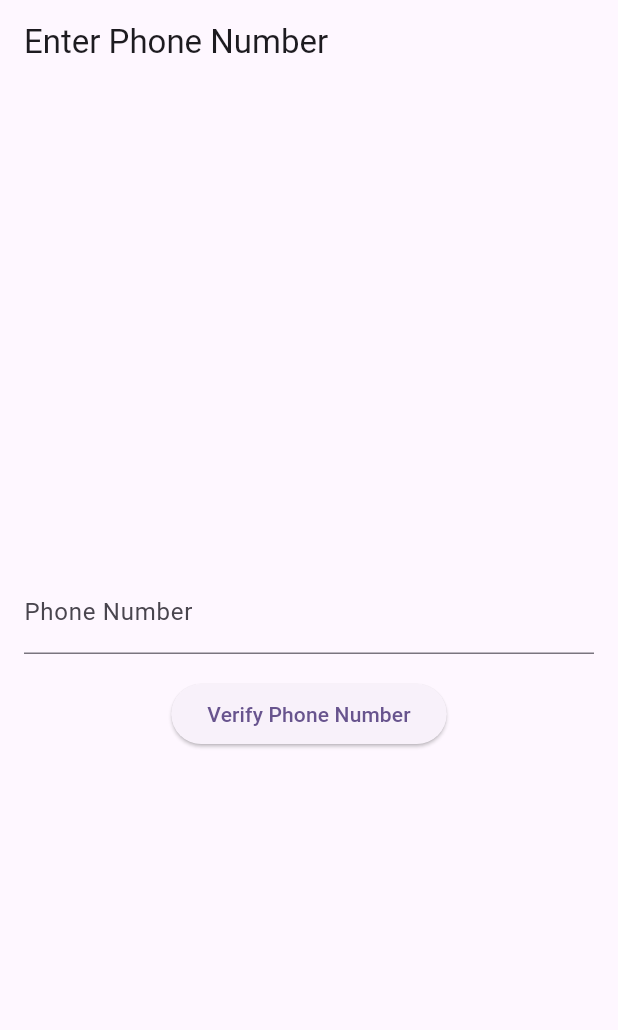
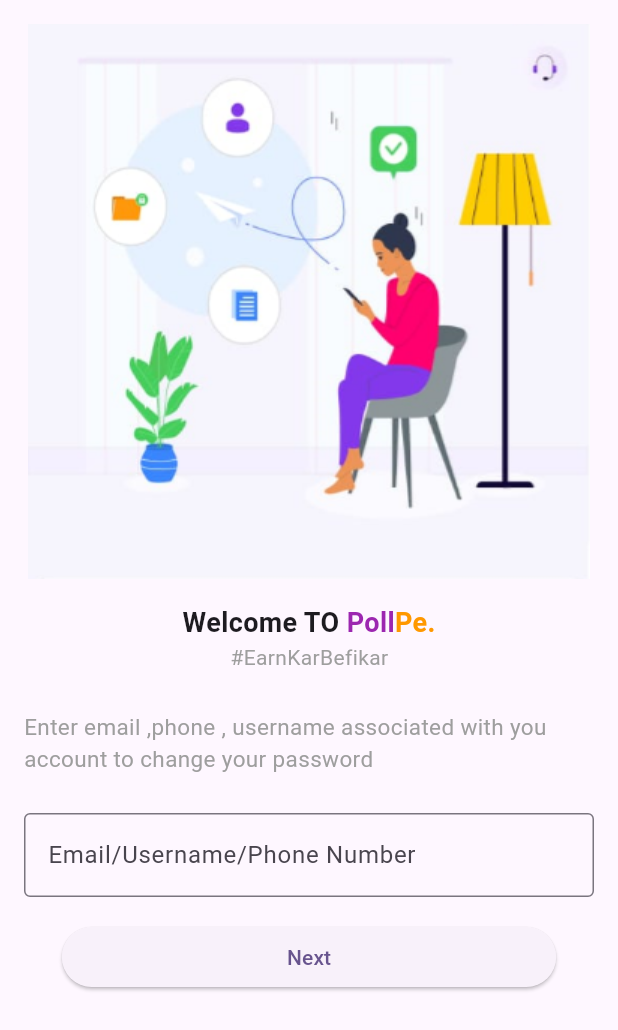
Before and after one commit to shivaAg04/bloc-firebase-auth-all, a Flutter app: the screen it shows after launch, after a tap on "Sign in", after a tap on "Click here", on a phone screen of 412 x 824 dp. Shown: the top 1030 px of the screen. Run offline on Flutter 3.47's test engine with Material 3 defaults, Android fonts, the phone set to English and light mode, and no system bars; our stand-ins replace cloud_firestore, firebase_auth, firebase_core, flutter_bloc, google_sign_in, pin_code_fields and 1 more; accounts and stored records are empty; network calls fail.

Commit message:
done with ui , thak gya huu

```diff
--- a/lib/view/forgetPassword/forget_phone_view.dart
+++ b/lib/view/forgetPassword/forget_phone_view.dart
@@ -4,6 +4,7 @@ import 'package:firebase_auth_all_feature/bloc/auth_bloc.dart';
 import 'package:firebase_auth_all_feature/bloc/auth_state.dart';
 import 'package:firebase_auth_all_feature/view/forgetPassword/forget_otp_verify_view.dart';
 import 'package:firebase_auth_all_feature/view/otp_verify_view.dart';
+import 'package:firebase_auth_all_feature/widgets/welcome.dart';
 import 'package:flutter/material.dart';
 import 'package:flutter_bloc/flutter_bloc.dart';
 
@@ -18,18 +19,29 @@ class _ForgetPhoneViewState extends State<ForgetPhoneView> {
   @override
   Widget build(BuildContext context) {
     return Scaffold(
-      appBar: AppBar(
-        title: const Text('Enter Phone Number'),
-      ),
-      body: Padding(
+      body: SingleChildScrollView(
+        child: Padding(
           padding: EdgeInsets.all(16.0),
           child: Column(
-          mainAxisAlignment: MainAxisAlignment.center,
+            mainAxisAlignment: MainAxisAlignment.start,
             children: [
+              Image.asset("assets/images/p.png"),
+              const SizedBox(height: 16.0),
+              Welcome(),
+              const SizedBox(height: 26.0),
+              const Text(
+                'Enter email ,phone , username associated with you account to change your password',
+                style: TextStyle(fontSize: 15, color: Colors.grey),
+              ),
+              const SizedBox(height: 26.0),
               TextField(
                   controller: _phoneNumberController,
                   keyboardType: TextInputType.phone,
-                decoration: InputDecoration(labelText: 'Phone Number'),
+                  decoration: const InputDecoration(
+                    border: OutlineInputBorder(), // Adds a border
+                    labelText: 'Email/Username/Phone Number',
+                    hintText: 'Email/Username/Phone Number',
+                  ),
                   onChanged: (value) {
                     context.read<AuthBloc>().add(CheckPhoneNumberExist(value));
                   }),
@@ -73,18 +85,22 @@ class _ForgetPhoneViewState extends State<ForgetPhoneView> {
                   }
                 },
                 builder: (context, state) {
-                return ElevatedButton(
+                  return SizedBox(
+                    width: MediaQuery.of(context).size.width * .8,
+                    child: ElevatedButton(
                       onPressed: () async {
                         context.read<AuthBloc>().verifyPhoneNumber(
                             _phoneNumberController.text.toString());
                       },
-                  child: Text('Verify Phone Number'),
+                      child: Text('Next'),
+                    ),
                   );
                 },
               )
             ],
           ),
         ),
+      ),
     );
   }
 }
--- a/lib/view/otp_verify_view.dart
+++ b/lib/view/otp_verify_view.dart
@@ -2,6 +2,7 @@ import 'package:firebase_auth_all_feature/bloc/auth.event.dart';
 import 'package:firebase_auth_all_feature/bloc/auth_bloc.dart';
 import 'package:firebase_auth_all_feature/bloc/auth_state.dart';
 import 'package:firebase_auth_all_feature/view/password_view.dart';
+import 'package:firebase_auth_all_feature/widgets/welcome.dart';
 import 'package:flutter/material.dart';
 import 'package:flutter_bloc/flutter_bloc.dart';
 import 'package:pin_code_fields/pin_code_fields.dart';
@@ -23,6 +24,10 @@ class _OtpVerifyViewState extends State<OtpVerifyView> {
         ),
         body: Column(
           children: [
+            Image.asset("assets/images/p.png"),
+            const SizedBox(height: 16.0),
+            const Welcome(),
+            const SizedBox(height: 26.0),
             PinCodeTextField(
               appContext: context,
               length: 6,
--- a/lib/view/resetPassword/reset_password_view.dart
+++ b/lib/view/resetPassword/reset_password_view.dart
@@ -22,14 +22,16 @@ class _ResetPasswordViewState extends State<ResetPasswordView> {
   Widget build(BuildContext context) {
     return Scaffold(
       appBar: AppBar(
-        title: Text('Password Page'),
+        title: Text('Password Change'),
       ),
       body: Padding(
         padding: const EdgeInsets.all(16.0),
         child: Column(
           crossAxisAlignment: CrossAxisAlignment.stretch,
-          mainAxisAlignment: MainAxisAlignment.center,
+          mainAxisAlignment: MainAxisAlignment.start,
           children: [
+            Image.asset("assets/images/p.png"),
+            const SizedBox(height: 16.0),
             TextField(
               controller: _passwordController,
               obscureText: !_passwordVisible,
--- a/lib/view/sign_in_view.dart
+++ b/lib/view/sign_in_view.dart
@@ -113,7 +113,7 @@ class _SignInViewState extends State<SignInView> {
                         context.read<AuthBloc>().add(LoginWithEmailPassword(
                             _emailController.text, _passwordController.text));
                       },
-                      child: Text('Login with Username/Password'),
+                      child: Text('Continue'),
                     );
                   }
                 },
--- a/lib/view/sign_up_view.dart
+++ b/lib/view/sign_up_view.dart
@@ -7,6 +7,7 @@ import 'package:firebase_auth_all_feature/bloc/auth_state.dart';
 import 'package:firebase_auth_all_feature/view/home_view.dart';
 import 'package:firebase_auth_all_feature/view/sign_in_view.dart';
 import 'package:firebase_auth_all_feature/view/username_view.dart';
+import 'package:firebase_auth_all_feature/widgets/welcome.dart';
 import 'package:flutter/material.dart';
 import 'package:flutter_bloc/flutter_bloc.dart';
 import 'package:sign_in_button/sign_in_button.dart';
@@ -47,35 +48,7 @@ class _SignUpViewState extends State<SignUpView> {
             children: [
               Image.asset("assets/images/p.png"),
               const SizedBox(height: 16.0),
-              const Row(
-                mainAxisAlignment: MainAxisAlignment.center,
-                children: [
-                  Text(
-                    "Welcome TO",
-                    style: TextStyle(fontSize: 18, fontWeight: FontWeight.bold),
-                  ),
-                  Text(
-                    " Poll",
-                    style: TextStyle(
-                        fontSize: 18,
-                        fontWeight: FontWeight.bold,
-                        color: Colors.purple),
-                  ),
-                  Text(
-                    "Pe.",
-                    style: TextStyle(
-                        fontSize: 18,
-                        fontWeight: FontWeight.bold,
-                        color: Colors.orange),
-                  ),
-                ],
-              ),
-              const Align(
-                  alignment: Alignment.topLeft,
-                  child: Text(
-                    "                                     #EarnKarBefikar",
-                    style: TextStyle(color: Colors.grey),
-                  )),
+              const Welcome(),
               const SizedBox(height: 26.0),
               SizedBox(
                 height: 50,
```
Also changed, not shown: lib/view/forgetPassword/forget_otp_verify_view.dart (+16 -6 lines), lib/view/password_view.dart (+12 -3 lines), lib/view/phone_view.dart (+14 -3 lines), lib/view/username_view.dart (+8 -1 lines). Lines whose indentation alone changed are shown as unchanged.
